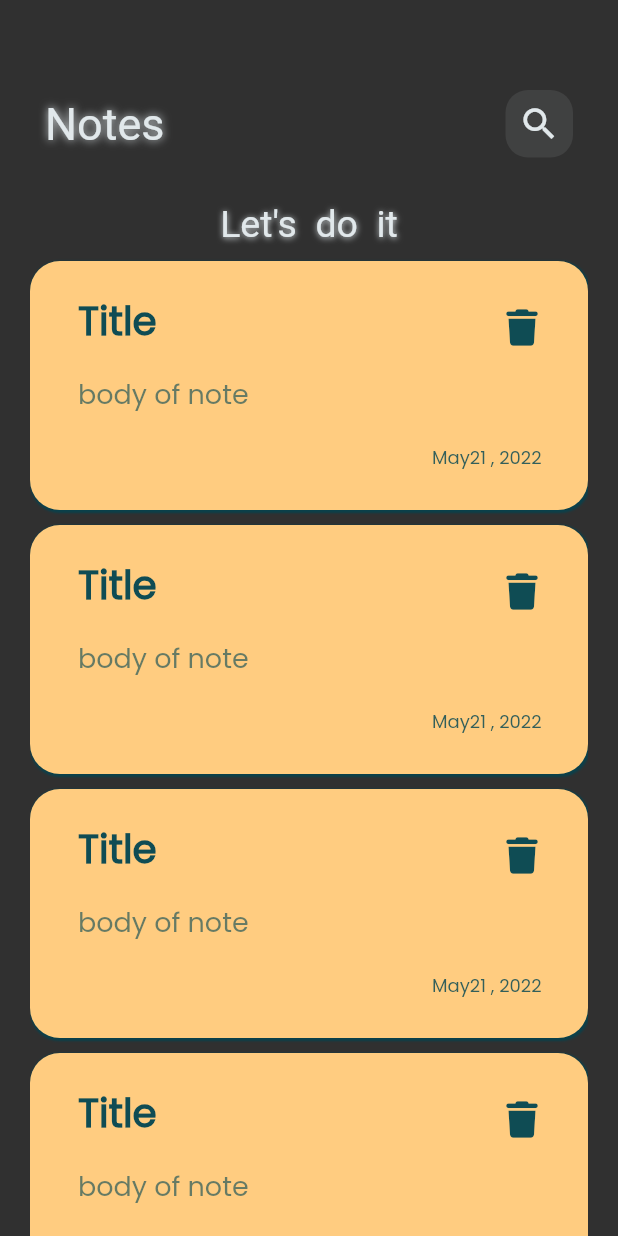
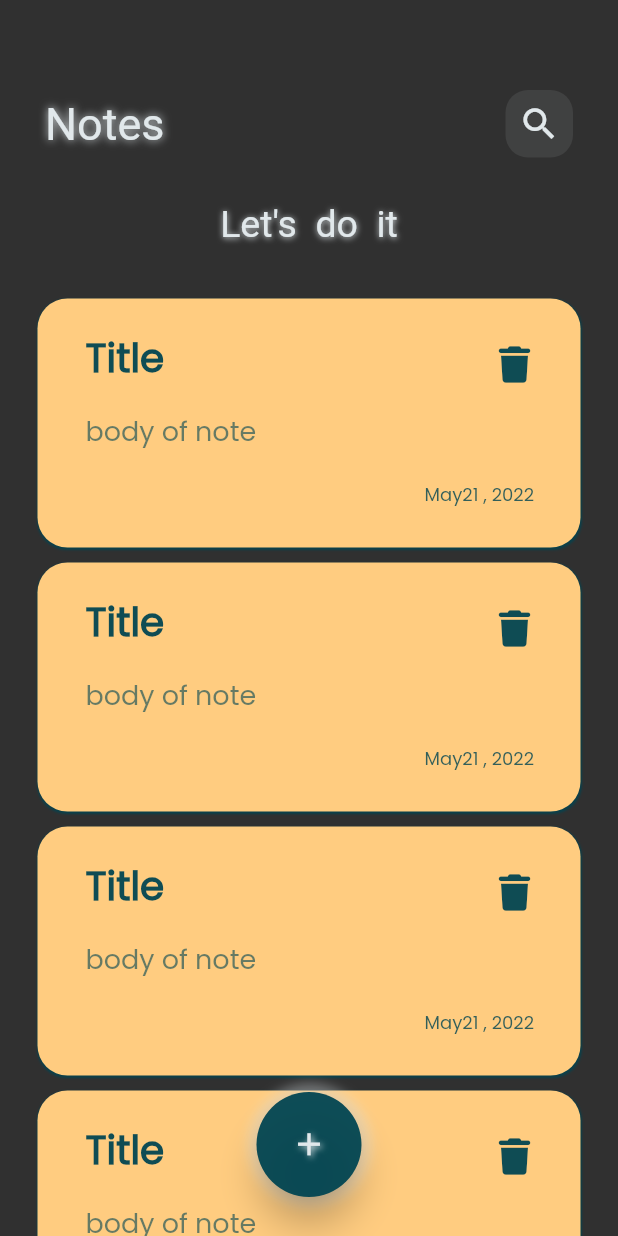
Before and after one commit to Salma991999/Note_app, a Flutter app: the screen it shows after launch, on a phone screen of 412 x 824 dp. Run offline on Flutter 3.47's test engine with Material 2 defaults, Android fonts, the phone set to English and light mode, and no system bars; drawn by our look-alikes of animated_text_kit; our stand-ins replace font_awesome_flutter.

Commit message:
create floating action button

```diff
--- a/lib/views/notes_view.dart
+++ b/lib/views/notes_view.dart
@@ -1,4 +1,5 @@
 import 'package:flutter/material.dart';
+import 'package:note_hive/constant/colors.dart';
 import 'package:note_hive/views/widgets/notes_view_body.dart';
 
 class NotesView extends StatelessWidget {
@@ -6,8 +7,61 @@ const NotesView({super.key});
 
 @override
 Widget build(BuildContext context) {
-  return  const Scaffold(
-    body: NotesViewBody(),
+  return  Scaffold(
+    body: const NotesViewBody(),
+    floatingActionButtonLocation: FloatingActionButtonLocation.centerFloat,
+    floatingActionButton: Container(
+      height: 70,
+      width: 70,
+     margin: const EdgeInsets.only(bottom: 10.0),
+      decoration: BoxDecoration(
+        color: Colors.transparent,
+        borderRadius: const BorderRadius.all(
+          Radius.circular(100),
+        ),
+        boxShadow: [
+          BoxShadow(
+            color: MyColors.myWhite.withOpacity(0.4),
+            spreadRadius: 6,
+            blurRadius: 6,
+            offset: const Offset(0.5, 0.5),
+          ),
+        ],
+      ),
+      child: FittedBox(
+        child: FloatingActionButton(
+            onPressed: (){},
+          backgroundColor: MyColors.myGreen,
+          elevation: 10,
+          // child: Container(
+          //   padding: const EdgeInsets.all(14.0),
+          //   decoration: BoxDecoration(
+          //     color: Colors.transparent,
+          //     borderRadius: const BorderRadius.all(
+          //       Radius.circular(60),
+          //     ),
+          //     boxShadow: [
+          //       BoxShadow(
+          //         color: MyColors.myWhite.withOpacity(0.35),
+          //         spreadRadius: 8,
+          //         blurRadius: 8,
+          //         offset: const Offset(1, 1),
+          //       ),
+          //     ],
+          //   ),
+            child: const Icon(Icons.add,
+            color: MyColors.myWhite,
+              size: 20,
+              shadows: [Shadow(
+                color: MyColors.myWhite,
+                offset: Offset(1, 1),
+                blurRadius: 5.0,
+              )],
+            ),
+          ),
+        ),
+    //  ),
+    ),
   );
 }
 }
--- a/lib/views/widgets/notes_list_view.dart
+++ b/lib/views/widgets/notes_list_view.dart
@@ -8,6 +8,9 @@ class NotesListView extends StatelessWidget {
   Widget build(BuildContext context) {
     return ListView.builder(itemBuilder: (context,index){
       return const NoteItem();
-    });
+    },
+    physics: const BouncingScrollPhysics(),
+      padding: const EdgeInsets.all(5.0),
+    );
   }
 }
--- a/lib/views/widgets/notes_view_body.dart
+++ b/lib/views/widgets/notes_view_body.dart
@@ -16,6 +16,7 @@ class NotesViewBody extends StatelessWidget {
           SizedBox(height: 50),
           CustomAppBar(),
           DoItAnimatedText(),
+          SizedBox(height: 20.0),
           Expanded(child: NotesListView()),
         ],
       ),
```
